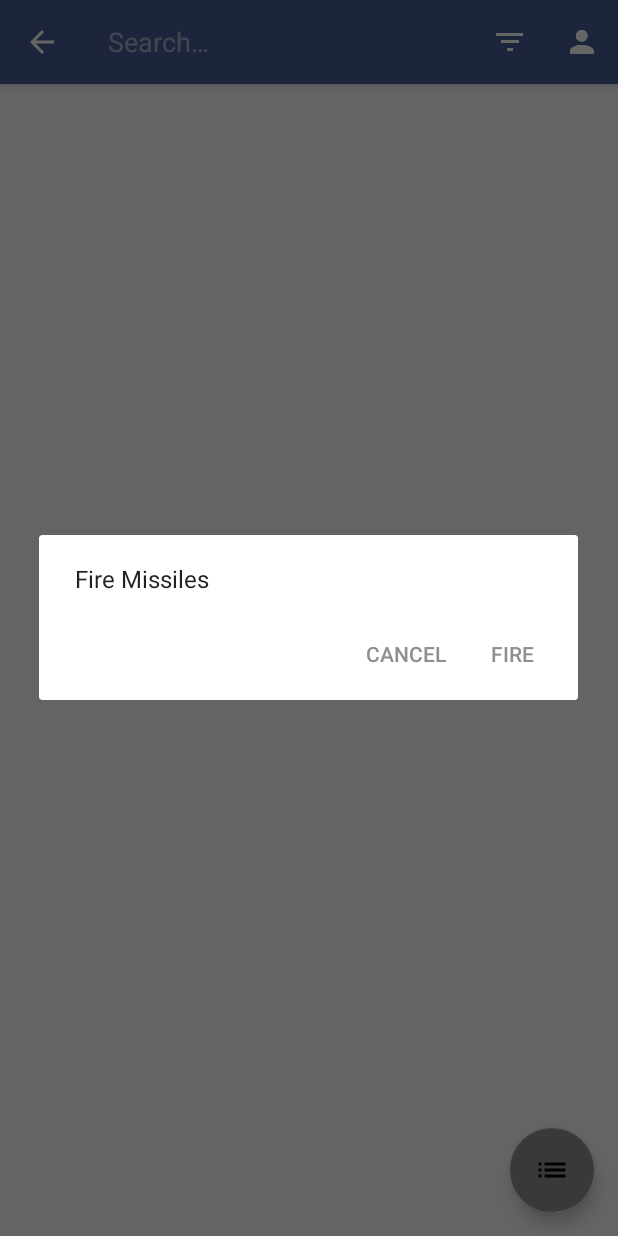
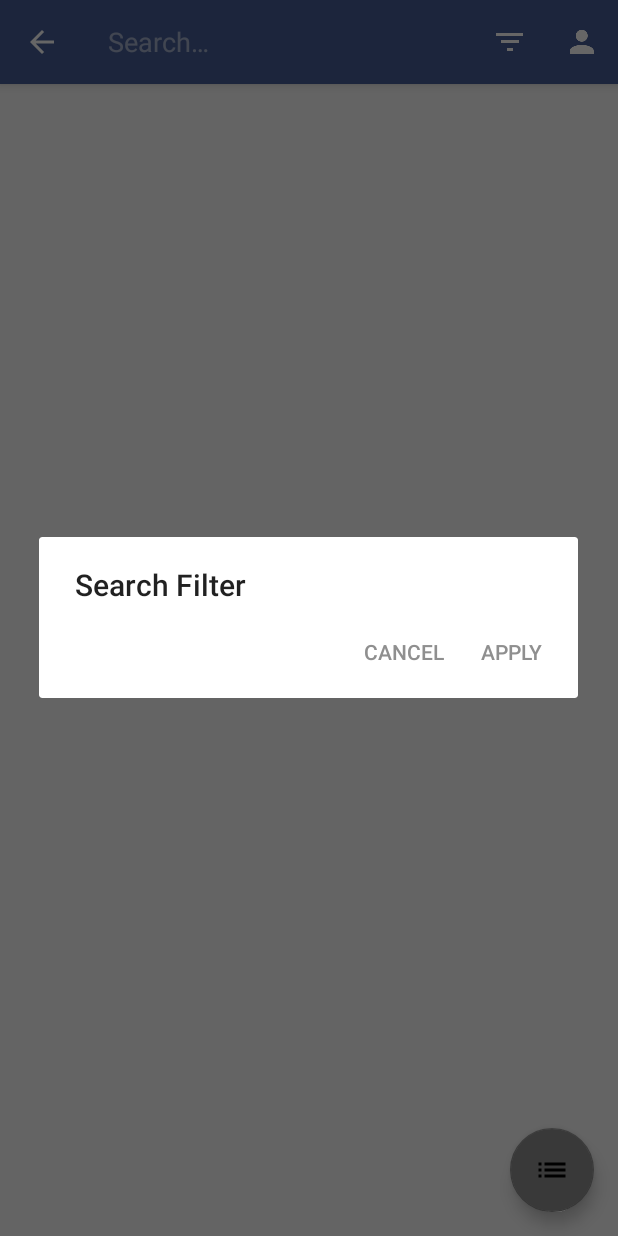
Before and after one commit to BenjaminLang/cpen_321, an Android app: the screen it shows after launch (MainActivity), after a tap on "Search Filter", on a phone screen of 412 x 824 dp. Run offline under Robolectric (Android 15) with nearby library versions, the phone set to English and light mode, and no system bars; 1 other tap on this screen came first.

Commit message:
minor changes to dialog

```diff
--- a/Android/SmartShopper/app/src/main/java/androidapp/smartshopper/smartshopper/SearchFilterFragment.java
+++ b/Android/SmartShopper/app/src/main/java/androidapp/smartshopper/smartshopper/SearchFilterFragment.java
@@ -28,17 +28,19 @@ public class SearchFilterFragment extends DialogFragment {
         // Inflate the layout for this fragment
         AlertDialog.Builder builder = new AlertDialog.Builder(getActivity());
 
-        builder.setMessage("Fire Missiles")
-                .setPositiveButton("Fire", new DialogInterface.OnClickListener() {
-                    public void onClick(DialogInterface dialog, int id) {
-                        // FIRE ZE MISSILES!
-                    }
-                })
-                .setNegativeButton("Cancel", new DialogInterface.OnClickListener() {
-                    public void onClick(DialogInterface dialog, int id) {
-                        // User cancelled the dialog
-                    }
-                });
+        builder.setTitle("Search Filter");
+
+        builder.setPositiveButton("Apply", new DialogInterface.OnClickListener() {
+            @Override
+            public void onClick(DialogInterface dialog, int id) {
+            }
+        });
+
+        builder.setNegativeButton("Cancel", new DialogInterface.OnClickListener() {
+            @Override
+            public void onClick(DialogInterface dialog, int id) {
+            }
+        });
 
         return builder.create();
     }
```
